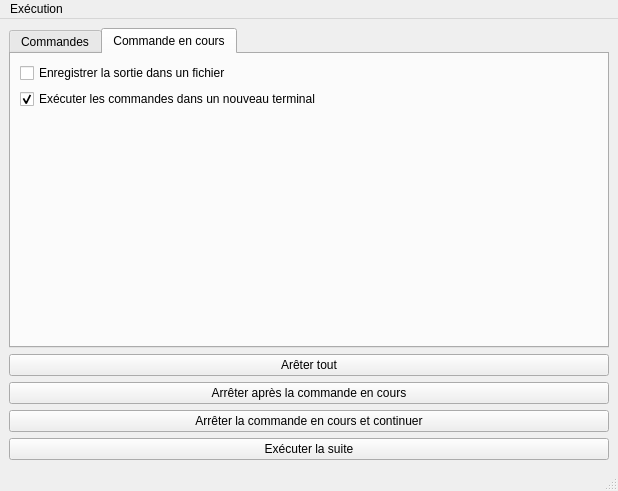
Old version of the form MainWindow.ui in the repository Jiogo18/ChainedCommands.
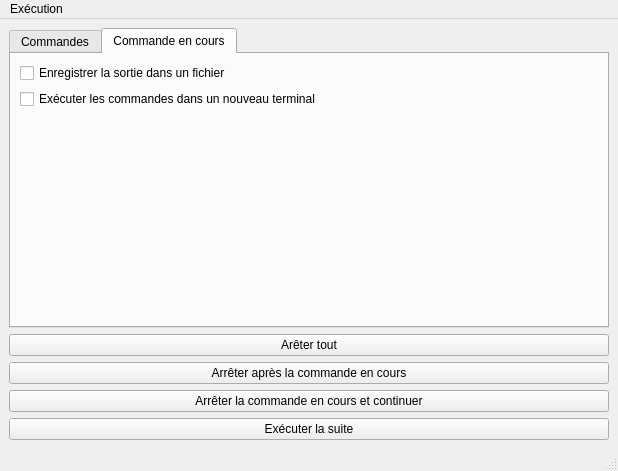
New version of the form. The open tabs and pages were chosen to show the change.

Commit message: Execution teaks

Diff of the .ui file:
```diff
--- a/MainWindow.ui
+++ b/MainWindow.ui
@@ -7,7 +7,7 @@
     <x>0</x>
     <y>0</y>
     <width>618</width>
-    <height>491</height>
+    <height>471</height>
    </rect>
   </property>
   <property name="windowTitle">
@@ -76,7 +76,7 @@
            <string>Exécuter les commandes dans un nouveau terminal</string>
           </property>
           <property name="checked">
-           <bool>true</bool>
+           <bool>false</bool>
           </property>
          </widget>
         </item>
```
Left out of the diff: 11 changed lines with no effect on the pictures. The commit also changes 2 other files.
